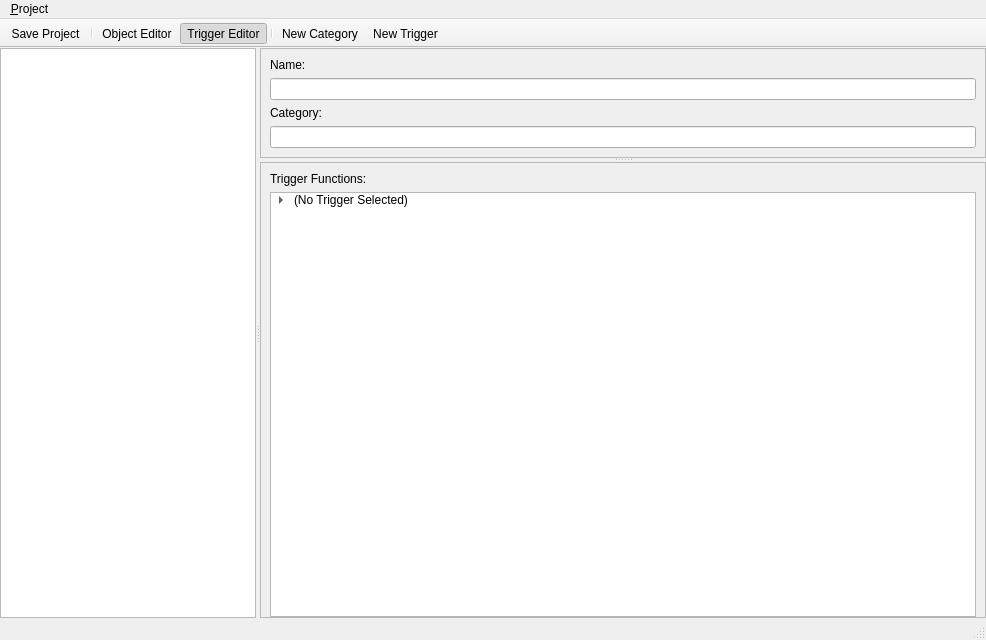
Above: editor/ui/trigger_editor.ui from Kyoril/wow-pp before the change. Below: the same form after it.
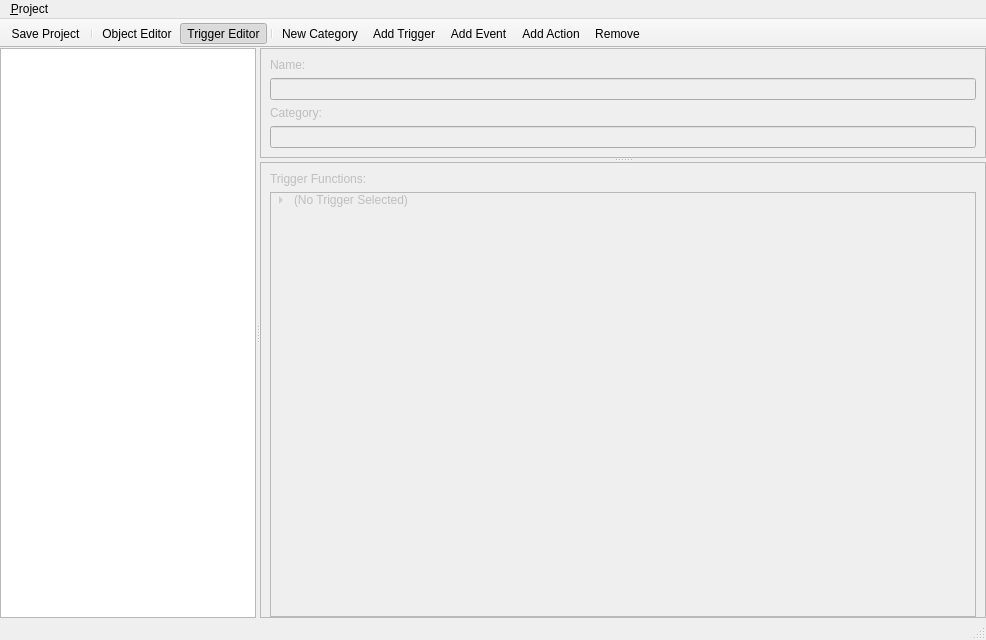
That is the form after the change. Icons and pictures are not drawn.

Commit message: New trigger can now be created using the trigger editor Triggers can now be renamed using the trigger editor Triggers can now be attached to and removed from units using the editor

Diff of the .ui file:
```diff
--- a/editor/ui/trigger_editor.ui
+++ b/editor/ui/trigger_editor.ui
@@ -60,6 +60,9 @@
        </attribute>
       </widget>
       <widget class="QSplitter" name="splitter">
+       <property name="enabled">
+        <bool>false</bool>
+       </property>
        <property name="sizePolicy">
         <sizepolicy hsizetype="Expanding" vsizetype="Expanding">
          <horstretch>1</horstretch>
@@ -272,6 +275,9 @@
    <addaction name="separator"/>
    <addaction name="actionNewCategory"/>
    <addaction name="actionNewTrigger"/>
+   <addaction name="actionAddEvent"/>
+   <addaction name="actionAddAction"/>
+   <addaction name="actionRemove"/>
   </widget>
   <action name="actionSave">
    <property name="icon">
@@ -336,10 +342,28 @@
      <normaloff>:/File.png</normaloff>:/File.png</iconset>
    </property>
    <property name="text">
-    <string>New Trigger</string>
+    <string>Add Trigger</string>
    </property>
    <property name="toolTip">
-    <string>New Trigger</string>
+    <string>Add Trigger</string>
+   </property>
+  </action>
+  <action name="actionRemove">
+   <property name="text">
+    <string>Remove</string>
+   </property>
+   <property name="shortcut">
+    <string>Del</string>
+   </property>
+  </action>
+  <action name="actionAddEvent">
+   <property name="text">
+    <string>Add Event</string>
+   </property>
+  </action>
+  <action name="actionAddAction">
+   <property name="text">
+    <string>Add Action</string>
    </property>
   </action>
  </widget>
```
Left out of the diff: 4 changed lines with no effect on the pictures. The commit also changes 21 other files.
